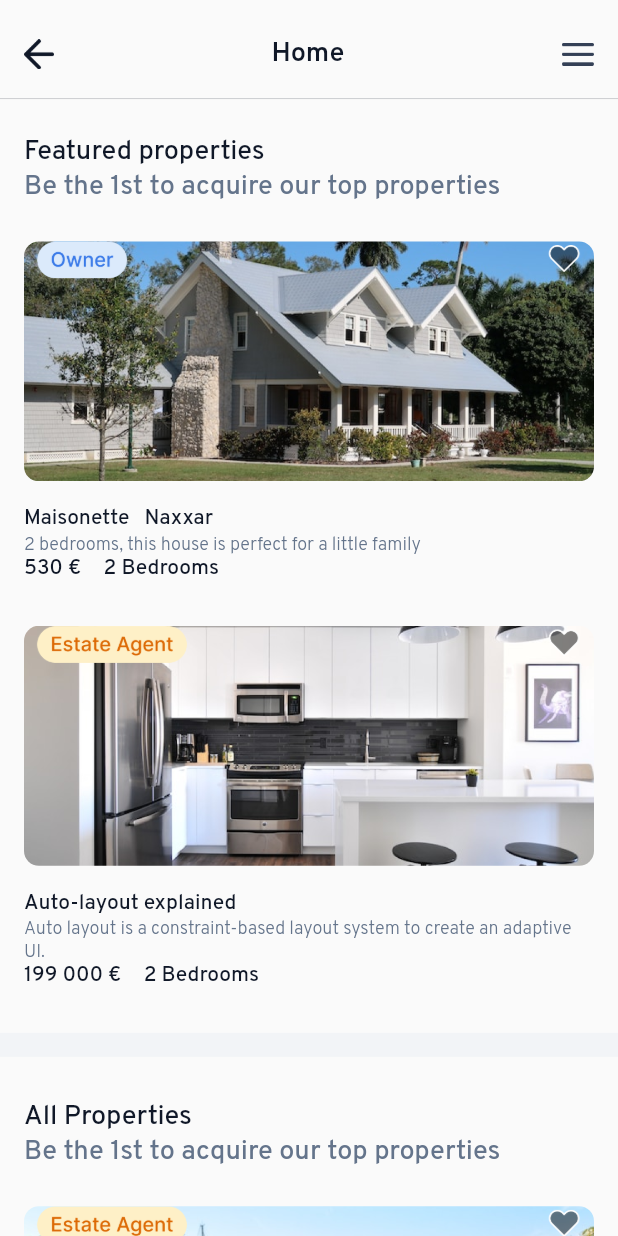
After one commit to JyotBrainBinary/yitaku_new, a Flutter app: the HomeScreen screen opened directly, on a phone screen of 412 x 824 dp. The commit adds this screen. Run offline on Flutter 3.47's test engine with Material 2 defaults, Android fonts, the light colour scheme and no system bars; our stand-ins replace carousel_slider, get.

Commit message:
change j new

```diff
--- /dev/null
+++ b/lib/screen/homeScreen/home_controller.dart
@@ -0,0 +1,5 @@
+import 'package:get/get.dart';
+
+class HomeController extends GetxController{
+
+}
--- /dev/null
+++ b/lib/screen/homeScreen/home_screen.dart
@@ -0,0 +1,193 @@
+import 'package:flutter/material.dart';
+import 'package:get/get.dart';
+import 'package:yitaku/common/widget/text_style.dart';
+import 'package:yitaku/utils/StringRes.dart';
+import 'package:yitaku/utils/asset_res.dart';
+import 'package:yitaku/utils/colorRes.dart';
+
+
+class HomeScreen extends StatefulWidget {
+  const HomeScreen({Key? key}) : super(key: key);
+
+  @override
+  State<HomeScreen> createState() => _HomeScreenState();
+}
+
+class _HomeScreenState extends State<HomeScreen> {
+  @override
+  Widget build(BuildContext context) {
+    return Scaffold(
+      body: SafeArea(
+        child: SingleChildScrollView(
+          child: Column(
+
+            children: [
+
+               SizedBox(height: Get.height * 0.03),
+
+              ///---------------appbar----------------
+              Padding(
+                padding: const EdgeInsets.only(left: 16, right: 16),
+                child: Row(
+                  mainAxisAlignment: MainAxisAlignment.spaceBetween,
+                  children: [
+                    Image.asset(
+                      AssetRes.backArrow,
+                      height: 20,
+                    ),
+                    Text(
+                      StringRes.home,
+                      style: overpassRegular(
+                          fontWeight: FontWeight.w600,
+                          color: ColorRes.fontGrey,
+                          fontSize: 18
+                      ),
+                    ),
+                    Image.asset(
+                      AssetRes.menu,
+                      height: 15,
+                    ),
+                  ],
+                ),
+              ),
+              const SizedBox(height: 10),
+               Divider(
+                color: ColorRes.fontGrey.withOpacity(0.2),
+              ),
+
+              ///---------------featured properties-----------
+              SizedBox(height: Get.height * 0.02),
+              Padding(
+               padding: const EdgeInsets.only(left: 16, right: 16),
+               child: Column(
+                 crossAxisAlignment: CrossAxisAlignment.start,
+                 children: [
+
+
+                   Text(StringRes.featuredProperties, style: overpassRegular(
+                       fontWeight: FontWeight.w500,
+                       color: ColorRes.fontGrey,
+                       fontSize: 18
+                   ),
+                   ),
+                   Text(StringRes.beThe1stToAcquireOurTopProperties, style: overpassRegular(
+                       fontWeight: FontWeight.w500,
+                       color: ColorRes.hinttext,
+                       fontSize: 18
+                   ),
+                   ),
+                   SizedBox(height: Get.height * 0.03),
+                   /// todo1: top right corner  put like icon and
+                   /// todo2: top left corner  put category
+                   Container(
+                     height: 160,
+                     width: Get.width,
+                     decoration: BoxDecoration(
+                         borderRadius: BorderRadius.circular(10),
+                         image: DecorationImage(
+                             image: AssetImage(
+                               AssetRes.homeScreenImg1,
+                             ),
+                             fit: BoxFit.cover
+                         )
+                     ),
+                   ),
+                   SizedBox(height: Get.height * 0.02),
+                   Text("Maisonette   Naxxar", style: overpassRegular(color: ColorRes.fontGrey, fontWeight: FontWeight.w500),),
+                   Text("2 bedrooms, this house is perfect for a little family ", style: overpassRegular(color: ColorRes.hinttext, fontSize: 12, fontWeight: FontWeight.w300),),
+                   Row(
+                     children: [
+                       Text("530 €", style: overpassRegular(color: ColorRes.fontGrey, fontWeight: FontWeight.w500),),
+                       SizedBox(width: 15),
+                       Text("2 Bedrooms", style: overpassRegular(color: ColorRes.fontGrey, fontWeight: FontWeight.w500),),
+                     ],
+                   ),
+                   SizedBox(height: Get.height * 0.035),
+                   Container(
+                     height: 160,
+                     width: Get.width,
+                     decoration: BoxDecoration(
+                         borderRadius: BorderRadius.circular(10),
+                         image: DecorationImage(
+                             image: AssetImage(
+                               AssetRes.homeScreenImg3,
+                             ),
+                             fit: BoxFit.cover
+                         )
+                     ),
+                   ),
+                   SizedBox(height: Get.height * 0.02),
+                   Text("Auto-layout explained", style: overpassRegular(color: ColorRes.fontGrey, fontWeight: FontWeight.w500),),
+                   Text("Auto layout is a constraint-based layout system to create an adaptive UI.", style: overpassRegular(color: ColorRes.hinttext, fontSize: 12, fontWeight: FontWeight.w300),),
+                   Row(
+                     children: [
+                       Text("199 000 €", style: overpassRegular(color: ColorRes.fontGrey, fontWeight: FontWeight.w500),),
+                       SizedBox(width: 15),
+                       Text("2 Bedrooms", style: overpassRegular(color: ColorRes.fontGrey, fontWeight: FontWeight.w500),),
+                     ],
+                   ),
+                   SizedBox(height: Get.height * 0.035),
+                 ],
+               ),
+             ),
+
+              ///---------------All Properties-----------
+
+              Container(
+                height: 16,
+               width: Get.width,
+                color: ColorRes.colorF2F4F7,
+              ),
+              SizedBox(height: Get.height * 0.035),
+              Padding(
+                padding: const EdgeInsets.only(left: 16, right: 16),
+                child: Column(
+                  crossAxisAlignment: CrossAxisAlignment.start,
+                  children: [
+                    Text(StringRes.allProperties, style: overpassRegular(
+                        fontWeight: FontWeight.w500,
+                        color: ColorRes.fontGrey,
+                        fontSize: 18
+                    ),
+                    ),
+                    Text(StringRes.beThe1stToAcquireOurTopProperties, style: overpassRegular(
+                        fontWeight: FontWeight.w500,
+                        color: ColorRes.hinttext,
+                        fontSize: 18
+                    ),
+                    ),
+                    SizedBox(height: Get.height * 0.03),
+                    Container(
+                      height: 160,
+                      width: Get.width,
+                      decoration: BoxDecoration(
+                          borderRadius: BorderRadius.circular(10),
+                          image: DecorationImage(
+                              image: AssetImage(
+                                AssetRes.homeScreenImg2,
+                              ),
+                              fit: BoxFit.cover
+                          )
+                      ),
+                    ),
+                    SizedBox(height: Get.height * 0.02),
+                    Text("Maisonette   Naxxar", style: overpassRegular(color: ColorRes.fontGrey, fontWeight: FontWeight.w500),),
+                    Text("2 bedrooms, this house is perfect for a little family ", style: overpassRegular(color: ColorRes.hinttext, fontSize: 12, fontWeight: FontWeight.w300),),
+                    Row(
+                      children: [
+                        Text("530 €", style: overpassRegular(color: ColorRes.fontGrey, fontWeight: FontWeight.w500),),
+                        SizedBox(width: 15),
+                        Text("2 Bedrooms", style: overpassRegular(color: ColorRes.fontGrey, fontWeight: FontWeight.w500),),
+                      ],
+                    ),
+                  ],
+                ),
+              ),
+
+            ],
+          ),
+        ),
+      ),
+    );
+  }
+}
--- a/lib/utils/StringRes.dart
+++ b/lib/utils/StringRes.dart
@@ -68,4 +68,13 @@
   static const browseListingsDetail =
       "Not ready to list? Use Yitaku to browse properties and use its other features.";
   static const selectASellerType = "Select a seller type";
+
+
+  /// ------------------ home Screen -------------
+
+  static const home = "Home";
+  static const featuredProperties = "Featured properties";
+  static const beThe1stToAcquireOurTopProperties = "Be the 1st to acquire our top properties";
+
+  static const allProperties = "All Properties";
 }
--- a/lib/utils/asset_res.dart
+++ b/lib/utils/asset_res.dart
@@ -2,15 +2,20 @@
   static const images = 'assets/images/';
   static const icons = 'assets/icons/';
 
-  ///_____________________ login screen_________________________
+  ///_____________________ images _________________________
+  ///
   static const yikatuLogo = "${images}Logoyitakulogo 1.png";
   static const intro1 = "${images}Yuppies - Emails 5.png";
   static const intro2 = "${images}Yuppies - Emails 6.png";
   static const intro3 = "${images}Yuppies - Emails 7.png";
   static const intro4 = "${images}Yuppies - Emails 8 (1).png";
-  static const iconDown = "${icons}Icon.png";
-  static const iconError = "${icons}Icon2.png";
 
+  static const homeScreenImg1 = "${images}homeScreenImg1.png";
+  static const homeScreenImg2 = "${images}homeScreenImg2.png";
+  static const homeScreenImg3 = "${images}homeScreenImg3.png";
+
+
+  ///_____________________ icons _________________________
 
   static const searchHome = "${icons}searchHome.png";
   static const sellOrRent = "${icons}sellOrRent.png";
@@ -18,4 +23,8 @@
   static const plusRound = "${icons}plusRound.png";
   static const search = "${icons}search.png";
   static const check = "${icons}check.png";
+  static const iconDown = "${icons}Icon.png";
+  static const iconError = "${icons}Icon2.png";
+  static const menu = "${icons}menu.png";
+  static const backArrow = "${icons}backArrow.png";
 }
```
Also changed, not shown: assets/icons/backArrow.png (added), assets/icons/menu.png (added), assets/images/homeScreenImg1.png (added), assets/images/homeScreenImg2.png (added), assets/images/homeScreenImg3.png (added).
